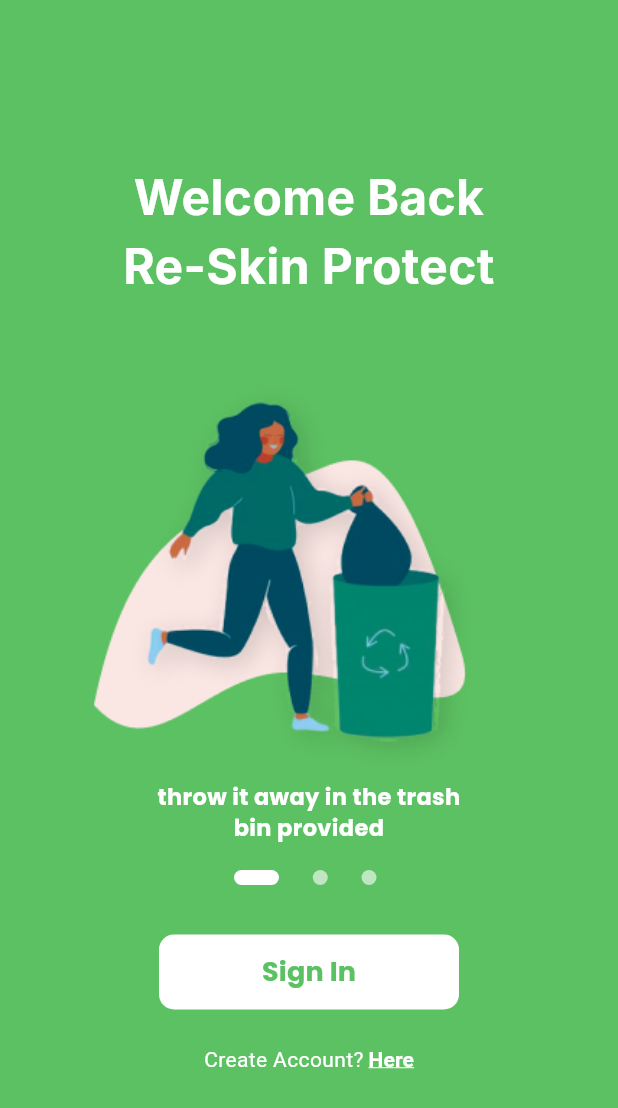
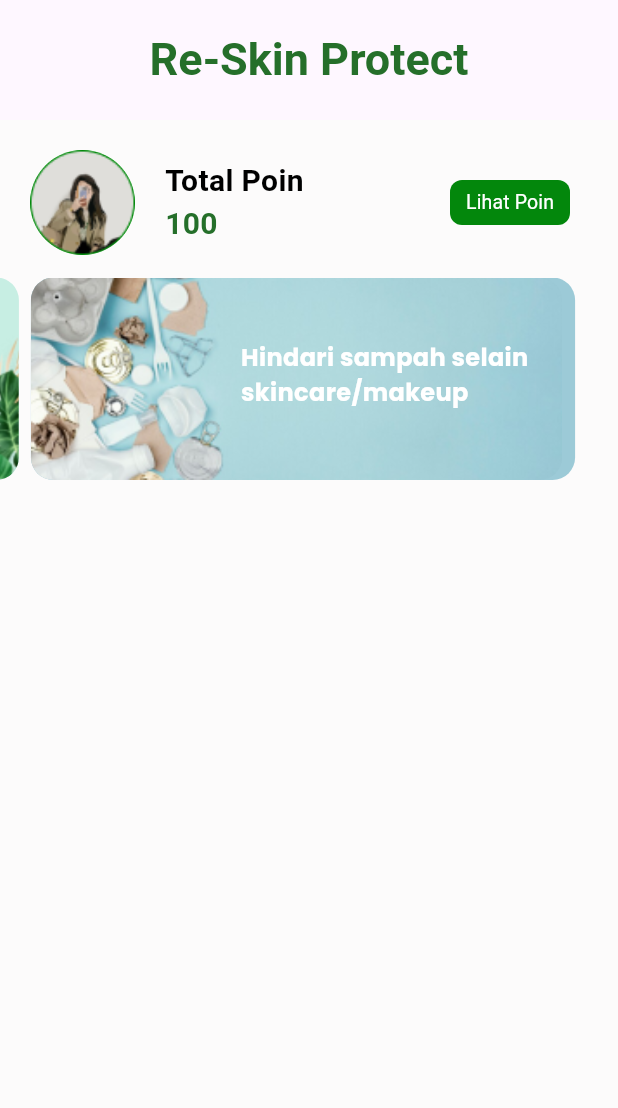
Before and after one commit to maymiquy/Re-Skin-Protect, a Flutter app: the screen it shows after launch, on a phone screen of 412 x 824 dp. Shown: the top 1108 px of the screen. Run offline on Flutter 3.47's test engine with Material 3 defaults, Android fonts, the light colour scheme and no system bars; our stand-ins replace firebase_core, google_fonts; accounts and stored records are empty.

Commit message:
feat: home page

```diff
--- a/lib/main.dart
+++ b/lib/main.dart
@@ -1,5 +1,6 @@
 import 'package:flutter/material.dart';
 
+import 'pages/home_page.dart';
 import 'pages/welcome_page.dart';
 
 void main() {
@@ -11,8 +12,12 @@
 
   @override
   Widget build(BuildContext context) {
-    return const MaterialApp(
-      home: WelcomePage(),
+    return MaterialApp(
+      home: const HomePage(),
+      routes: {
+        '/welcomepage': (context) => const WelcomePage(),
+        // '/home': (context) => Homepage(),
+      },
     );
   }
 }
--- /dev/null
+++ b/lib/models/home_page_models.dart
@@ -0,0 +1,30 @@
+class HomeInfoModel {
+  final String image;
+  final String description;
+
+  HomeInfoModel({
+    required this.image,
+    required this.description,
+  });
+
+  static List<HomeInfoModel> getList() {
+    List<HomeInfoModel> homeInfo = [];
+
+    homeInfo.add(HomeInfoModel(
+      image: 'assets/images/home-1.png',
+      description: 'Kumpulkan sampah &\ndapatkan poinnya',
+    ));
+
+    homeInfo.add(HomeInfoModel(
+      image: 'assets/images/home-2.png',
+      description: 'Mari budi dayakan untuk\nkebersihan lingkungan kita',
+    ));
+
+    homeInfo.add(HomeInfoModel(
+      image: 'assets/images/home-4.png',
+      description: 'Hindari sampah selain\nskincare/makeup',
+    ));
+
+    return homeInfo;
+  }
+}
--- /dev/null
+++ b/lib/pages/home_page.dart
@@ -0,0 +1,332 @@
+import 'dart:async';
+
+import 'package:flutter/material.dart';
+import 'package:google_fonts/google_fonts.dart';
+import 'package:reskin_protect/models/home_page_models.dart';
+
+class HomeInfo extends StatefulWidget {
+  const HomeInfo({super.key});
+
+  @override
+  State<HomeInfo> createState() => _HomeInfoState();
+}
+
+class HomePage extends StatelessWidget {
+  const HomePage({super.key});
+
+  @override
+  Widget build(BuildContext context) {
+    return Scaffold(
+      backgroundColor: const Color(0xFFFCFBFB),
+      body: homePage(),
+    );
+  }
+
+  Column homePage() {
+    return Column(
+      children: [
+        AppBar(
+          toolbarHeight: 80,
+          title: const Center(
+            child: Text(
+              'Re-Skin Protect',
+              style: TextStyle(
+                  color: Color(0xFF256F2A),
+                  fontWeight: FontWeight.bold,
+                  fontSize: 30),
+            ),
+          ),
+        ),
+        const ProfileInfo(),
+        const HomeInfo(),
+      ],
+    );
+  }
+}
+
+class ProfileInfo extends StatelessWidget {
+  const ProfileInfo({
+    super.key,
+  });
+
+  @override
+  Widget build(BuildContext context) {
+    return Container(
+      margin: const EdgeInsets.only(top: 20, left: 20, right: 20, bottom: 15),
+      child: Row(
+        mainAxisAlignment: MainAxisAlignment.spaceBetween,
+        crossAxisAlignment: CrossAxisAlignment.center,
+        textBaseline: TextBaseline.alphabetic,
+        children: [
+          SizedBox(
+            child: Row(
+              children: [
+                ClipRRect(
+                  borderRadius: BorderRadius.circular(100),
+                  child: Container(
+                    height: 70,
+                    width: 70,
+                    color: const Color(0xFF5CC162),
+                    child: Image.asset(
+                      'assets/images/profile.png',
+                      fit: BoxFit.cover,
+                    ),
+                  ),
+                ),
+                const SizedBox(
+                  width: 20,
+                ),
+                const Column(
+                  crossAxisAlignment: CrossAxisAlignment.start,
+                  children: [
+                    Text(
+                      'Total Poin',
+                      style: TextStyle(
+                        color: Colors.black,
+                        fontWeight: FontWeight.bold,
+                        fontSize: 20,
+                      ),
+                    ),
+                    Text(
+                      '100',
+                      style: TextStyle(
+                        color: Color(0xFF256F2A),
+                        fontWeight: FontWeight.bold,
+                        fontSize: 20,
+                      ),
+                    ),
+                  ],
+                ),
+              ],
+            ),
+          ),
+          TextButton(
+              onPressed: null,
+              child: Container(
+                width: 80,
+                height: 30,
+                decoration: const BoxDecoration(
+                  color: Color(0xFF03870C),
+                  borderRadius: BorderRadius.all(Radius.circular(8)),
+                ),
+                child: const Center(
+                  child: Text(
+                    'Lihat Poin',
+                    style: TextStyle(
+                      color: Colors.white,
+                      fontWeight: FontWeight.w400,
+                      fontSize: 13,
+                    ),
+                  ),
+                ),
+              ))
+        ],
+      ),
+    );
+  }
+}
+
+class _HomeInfoState extends State<HomeInfo> {
+  final List<HomeInfoModel> _homeInfoModel = HomeInfoModel.getList();
+
+  late PageController _pageController;
+  late Timer _timer;
+
+  @override
+  Widget build(BuildContext context) {
+    return SizedBox(
+      height: 135,
+      child: PageView(
+        physics: const BouncingScrollPhysics(),
+        scrollDirection: Axis.horizontal,
+        controller: _pageController,
+        children: [
+          homeInfoOne(),
+          homeInfoTwo(),
+          homeInfoThree(),
+        ],
+      ),
+    );
+  }
+
+  @override
+  void dispose() {
+    _timer.cancel();
+    _pageController.dispose();
+    super.dispose();
+  }
+
+  Container homeInfoOne() {
+    return Container(
+      margin: const EdgeInsets.only(right: 8),
+      child: Stack(
+        children: [
+          Container(
+            decoration: BoxDecoration(
+              gradient: const LinearGradient(colors: [
+                Color(0xFFC7EEE3),
+                Color(0xFF8ED493),
+              ], begin: Alignment.centerLeft, end: Alignment.centerRight),
+              borderRadius: BorderRadius.circular(15),
+            ),
+            height: 135,
+            width: 400,
+            child: Container(
+              margin: const EdgeInsets.only(
+                left: 90,
+              ),
+              child: Center(
+                child: Text(_homeInfoModel[0].description,
+                    style: GoogleFonts.poppins(
+                      fontSize: 18,
+                      fontWeight: FontWeight.bold,
+                      color: Colors.white,
+                    )),
+              ),
+            ),
+          ),
+          ClipRRect(
+            borderRadius: BorderRadius.circular(15),
+            child: Image.asset(
+              _homeInfoModel[0].image,
+            ),
+          ),
+        ],
+      ),
+    );
+  }
+
+  Container homeInfoThree() {
+    return Container(
+      margin: const EdgeInsets.only(right: 8),
+      decoration: BoxDecoration(
+        color: const Color(0xFF9CCAD7),
+        borderRadius: BorderRadius.circular(15),
+      ),
+      height: 135,
+      width: 450,
+      child: Stack(
+        children: [
+          ClipRRect(
+            borderRadius: BorderRadius.circular(15),
+            child: Image.asset(
+              _homeInfoModel[2].image,
+              scale: 0.86,
+            ),
+          ),
+          Positioned(
+            top: 42,
+            left: 140,
+            child: Center(
+              child: Text(_homeInfoModel[2].description,
+                  style: GoogleFonts.poppins(
+                    fontSize: 16,
+                    fontWeight: FontWeight.bold,
+                    color: Colors.white,
+                  )),
+            ),
+          ),
+        ],
+      ),
+    );
+  }
+
+  Container homeInfoTwo() {
+    return Container(
+      margin: const EdgeInsets.only(right: 8),
+      child: Stack(
+        alignment: Alignment.bottomRight,
+        children: [
+          Container(
+            decoration: BoxDecoration(
+              color: const Color(0xFFC7EEE3),
+              borderRadius: BorderRadius.circular(15),
+            ),
+            height: 135,
+            width: 400,
+            child: Row(
+              crossAxisAlignment: CrossAxisAlignment.end,
+              children: [
+                Stack(
+                  children: [
+                    Positioned(
+                      top: 20,
+                      left: 10,
+                      child: ClipRRect(
+                        borderRadius: BorderRadius.circular(100),
+                        child: Container(
+                          height: 100,
+                          width: 100,
+                          decoration: BoxDecoration(
+                            gradient: RadialGradient(
+                              colors: [
+                                const Color(0xFF03870C).withOpacity(0.5),
+                                const Color(0xFFC7EEE3).withOpacity(0.65),
+                              ],
+                              center: Alignment.center,
+                              radius: 0.9,
+                              stops: const [0.1, 0.55],
+                            ),
+                          ),
+                        ),
+                      ),
+                    ),
+                    ClipRRect(
+                      borderRadius: BorderRadius.circular(15),
+                      child: Image.asset(
+                        _homeInfoModel[1].image,
+                      ),
+                    ),
+                  ],
+                ),
+                const SizedBox(
+                  width: 10,
+                ),
+                SizedBox(
+                  child: Center(
+                    child: Text(_homeInfoModel[1].description,
+                        style: GoogleFonts.poppins(
+                          fontSize: 15,
+                          fontWeight: FontWeight.bold,
+                          color: Colors.white,
+                        )),
+                  ),
+                ),
+              ],
+            ),
+          ),
+          ClipRRect(
+            borderRadius: BorderRadius.circular(15),
+            child: Image.asset(
+              'assets/images/home-3.png',
+              scale: 2.7,
+            ),
+          ),
+        ],
+      ),
+    );
+  }
+
+  @override
+  void initState() {
+    const int durationTime = 800; // in milliseconds
+    super.initState();
+    _pageController = PageController(viewportFraction: 0.9);
+    _timer = Timer.periodic(const Duration(seconds: 3), (Timer timer) {
+      if (_pageController.page!.round() == _pageController.page &&
+          _pageController.page != _homeInfoModel.length - 1) {
+        _pageController.animateToPage(
+          (_pageController.page! + 1).toInt(),
+          duration: const Duration(milliseconds: durationTime),
+          curve: Curves.easeIn,
+        );
+      } else {
+        _pageController.animateToPage(
+          0,
+          duration: const Duration(milliseconds: durationTime),
+          curve: Curves.easeIn,
+        );
+      }
+    });
+  }
+}
```
Also changed, not shown: assets/images/home-1.png (added), assets/images/home-2.png (added), assets/images/home-3.png (added), assets/images/home-4.png (added), assets/images/profile.png (added).
